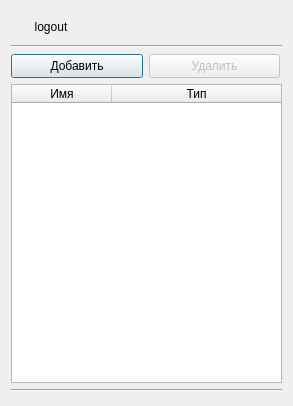
Qt form dWell/admindialog.ui (kashapov17/dWell) before a commit.
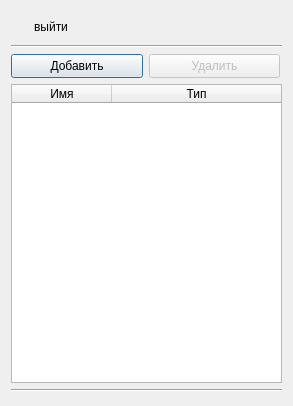
The same form after that commit. Icons and pictures are not drawn.

Patch:
```diff
--- a/dWell/admindialog.ui
+++ b/dWell/admindialog.ui
@@ -50,7 +50,7 @@
             <enum>Qt::NoFocus</enum>
            </property>
            <property name="text">
-            <string>logout</string>
+            <string>выйти</string>
            </property>
            <property name="icon">
             <iconset resource="resources.qrc">
```
Left out of the diff: 2 changed lines with no effect on the pictures.
